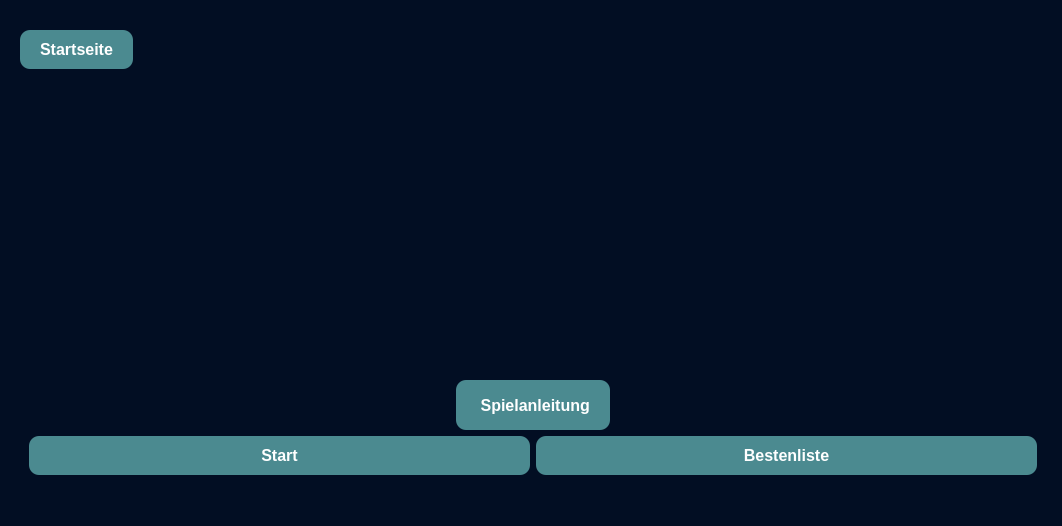
First picture: the form in WerWirdMillionear/mainwindow.ui, repository HoussemHfasa/-Wer-wird-Millionear, before the edit.
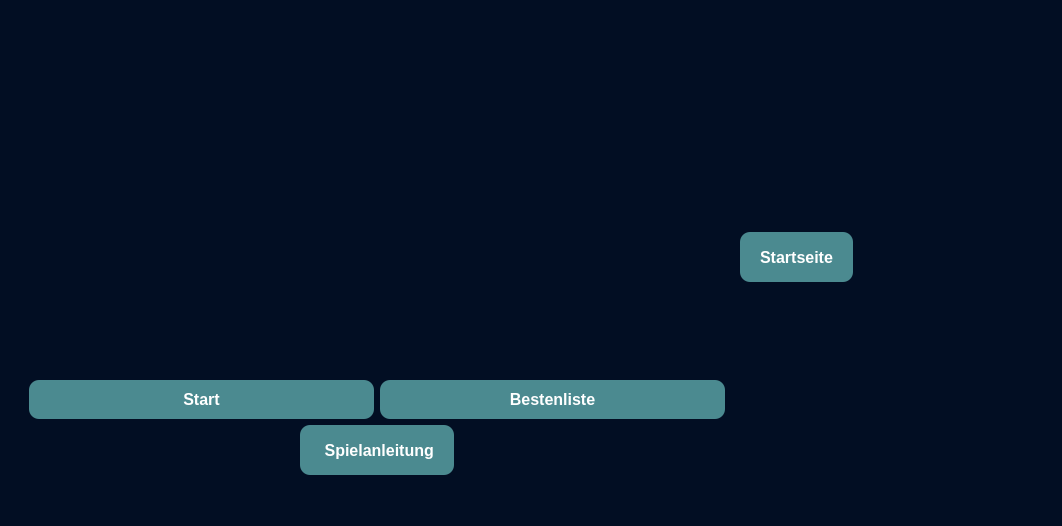
Second picture: the form after the edit. The open tabs and pages were chosen to show the change. Icons and pictures are not drawn.

The edit to the form file:
```diff
--- a/WerWirdMillionear/mainwindow.ui
+++ b/WerWirdMillionear/mainwindow.ui
@@ -20,12 +20,12 @@
    <string notr="true">background-color: rgb(2, 14, 35);</string>
   </property>
   <widget class="QWidget" name="centralwidget">
-   <widget class="QWidget" name="">
+   <widget class="QWidget" name="layoutWidget">
     <property name="geometry">
      <rect>
       <x>20</x>
       <y>30</y>
-      <width>1026</width>
+      <width>1152</width>
       <height>454</height>
      </rect>
     </property>
@@ -33,43 +33,6 @@
      <item>
       <layout class="QHBoxLayout" name="horizontalLayout_15">
        <item>
-        <widget class="QPushButton" name="Zurueckstartseite_2">
-         <property name="maximumSize">
-          <size>
-           <width>200</width>
-           <height>50</height>
-          </size>
-         </property>
-         <property name="styleSheet">
-          <string notr="true">background-color: #4B8A90;
-border: none;
-color: white;
-padding: 10px 20px;
-font-size: 16px;
-font-weight: bold;
-border-radius: 10px;</string>
-         </property>
-         <property name="text">
-          <string>Startseite</string>
-         </property>
-        </widget>
-       </item>
-       <item>
-        <spacer name="horizontalSpacer_5">
-         <property name="orientation">
-          <enum>Qt::Horizontal</enum>
-         </property>
-         <property name="sizeHint" stdset="0">
-          <size>
-           <width>40</width>
-           <height>20</height>
-          </size>
-         </property>
-        </spacer>
-       </item>
-      </layout>
-     </item>
-     <item>
       <widget class="QStackedWidget" name="stackedWidget">
        <property name="currentIndex">
         <number>3</number>
@@ -113,28 +76,6 @@
              </property>
             </spacer>
            </item>
-           <item alignment="Qt::AlignHCenter">
-            <widget class="QPushButton" name="spielanleitungButton">
-             <property name="maximumSize">
-              <size>
-               <width>300</width>
-               <height>50</height>
-              </size>
-             </property>
-             <property name="styleSheet">
-              <string notr="true">background-color: #4B8A90;
-border: none;
-color: white;
-padding: 10px 20px;
-font-size: 16px;
-font-weight: bold;
-border-radius: 10px;</string>
-             </property>
-             <property name="text">
-              <string> Spielanleitung</string>
-             </property>
-            </widget>
-           </item>
            <item>
             <layout class="QHBoxLayout" name="horizontalLayout_3">
              <item>
@@ -179,6 +120,28 @@
            </item>
           </layout>
          </item>
+           <item alignment="Qt::AlignHCenter">
+            <widget class="QPushButton" name="spielanleitungButton">
+             <property name="maximumSize">
+              <size>
+               <width>300</width>
+               <height>50</height>
+              </size>
+             </property>
+             <property name="styleSheet">
+              <string notr="true">background-color: #4B8A90;
+border: none;
+color: white;
+padding: 10px 20px;
+font-size: 16px;
+font-weight: bold;
+border-radius: 10px;</string>
+             </property>
+             <property name="text">
+              <string> Spielanleitung</string>
+             </property>
+            </widget>
+           </item>
         </layout>
        </widget>
        <widget class="QWidget" name="BestenlisteSeite">
@@ -994,6 +957,43 @@
         </layout>
        </widget>
       </widget>
+       </item>
+       <item>
+        <widget class="QPushButton" name="Zurueckstartseite_2">
+         <property name="maximumSize">
+          <size>
+           <width>200</width>
+           <height>50</height>
+          </size>
+         </property>
+         <property name="styleSheet">
+          <string notr="true">background-color: #4B8A90;
+border: none;
+color: white;
+padding: 10px 20px;
+font-size: 16px;
+font-weight: bold;
+border-radius: 10px;</string>
+         </property>
+         <property name="text">
+          <string>Startseite</string>
+         </property>
+        </widget>
+       </item>
+       <item>
+        <spacer name="horizontalSpacer_5">
+         <property name="orientation">
+          <enum>Qt::Horizontal</enum>
+         </property>
+         <property name="sizeHint" stdset="0">
+          <size>
+           <width>40</width>
+           <height>20</height>
+          </size>
+         </property>
+        </spacer>
+       </item>
+      </layout>
      </item>
     </layout>
    </widget>
```
Left out of the diff: 2 changed lines with no effect on the pictures. Lines whose indentation alone changed are shown as unchanged.
